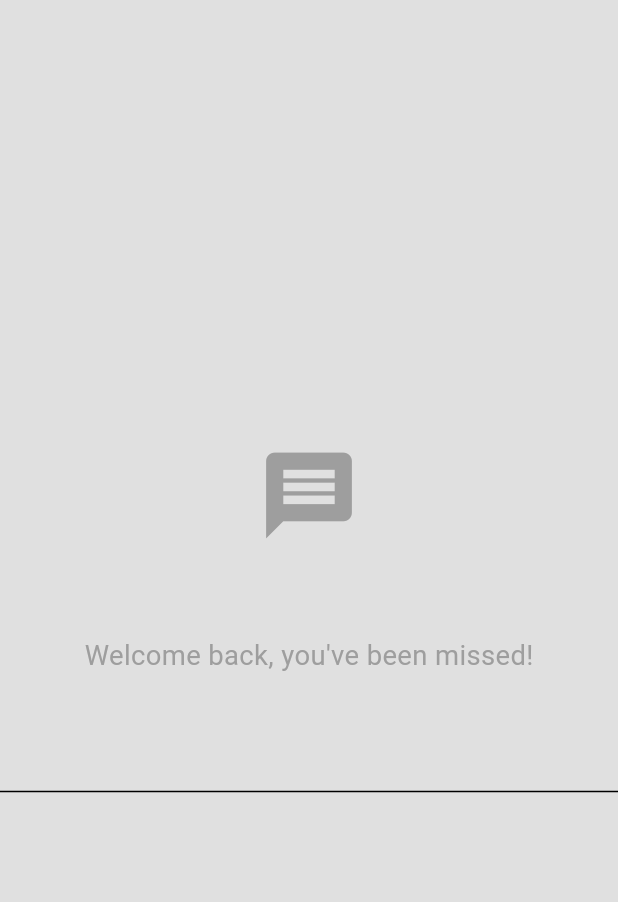
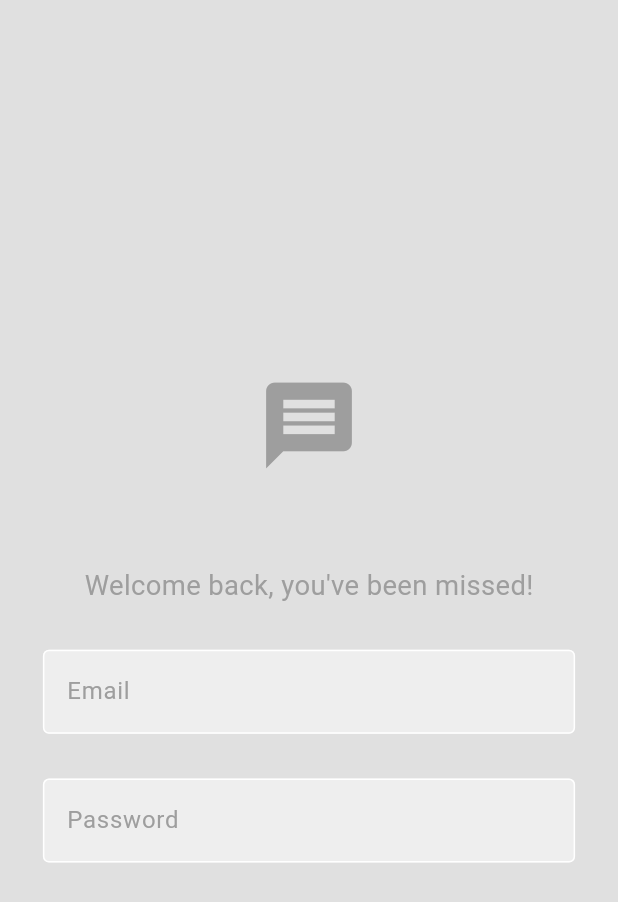
Before and after one commit to Sanjay-2001/flutter_firebase_chat_app, a Flutter app: the screen it shows after launch, on a phone screen of 412 x 824 dp. Shown: the top 902 px of the screen. Run offline on Flutter 3.47's test engine with Material 3 defaults, Android fonts, the phone set to English and light mode, and no system bars; our stand-ins replace flutter_screenutil.

Commit message:
DEV: login page ui and my textfield component

```diff
--- /dev/null
+++ b/lib/components/my_textfield.dart
@@ -0,0 +1,40 @@
+import 'package:flutter/material.dart';
+import 'package:flutter_screenutil/flutter_screenutil.dart';
+
+class MyTextfield extends StatelessWidget {
+  final String hintText;
+  final bool? obscureText;
+  final TextEditingController controller;
+
+  const MyTextfield({
+    super.key,
+    required this.hintText,
+    this.obscureText = false,
+    required this.controller,
+  });
+
+  @override
+  Widget build(BuildContext context) {
+    ColorScheme colorScheme = Theme.of(context).colorScheme;
+
+    return Padding(
+      padding: EdgeInsets.symmetric(horizontal: 25.w),
+      child: TextField(
+        obscureText: obscureText ?? false,
+        controller: controller,
+        decoration: InputDecoration(
+          enabledBorder: OutlineInputBorder(
+            borderSide: BorderSide(color: colorScheme.tertiary),
+          ),
+          focusedBorder: OutlineInputBorder(
+            borderSide: BorderSide(color: colorScheme.primary),
+          ),
+          fillColor: colorScheme.secondary,
+          filled: true,
+          hintText: hintText,
+          hintStyle: TextStyle(color: colorScheme.primary),
+        ),
+      ),
+    );
+  }
+}
--- a/lib/pages/login_page.dart
+++ b/lib/pages/login_page.dart
@@ -1,3 +1,4 @@
+import 'package:firebase_chat_app/components/my_textfield.dart';
 import 'package:flutter/material.dart';
 import 'package:flutter_screenutil/flutter_screenutil.dart';
 
@@ -9,29 +10,31 @@ class LoginPage extends StatefulWidget {
 }
 
 class _LoginPageState extends State<LoginPage> {
+  final TextEditingController _emailController = TextEditingController();
+  final TextEditingController _passwordController = TextEditingController();
   @override
   Widget build(BuildContext context) {
+    ColorScheme colorScheme = Theme.of(context).colorScheme;
     return Scaffold(
-      backgroundColor: Theme.of(context).colorScheme.background,
+      backgroundColor: colorScheme.background,
       body: Center(
         child: Column(
           mainAxisAlignment: MainAxisAlignment.center,
           children: [
-            Icon(
-              Icons.message,
-              size: 60.w,
-              color: Theme.of(context).colorScheme.primary,
-            ),
+            Icon(Icons.message, size: 60.w, color: colorScheme.primary),
             SizedBox(height: 50.h),
             Text(
               "Welcome back, you've been missed!",
-              style: TextStyle(
-                color: Theme.of(context).colorScheme.primary,
-                fontSize: 16.sp,
-              ),
+              style: TextStyle(color: colorScheme.primary, fontSize: 16.sp),
             ),
             SizedBox(height: 25.h),
-            TextField(),
+            MyTextfield(hintText: 'Email', controller: _emailController),
+            SizedBox(height: 25.h),
+            MyTextfield(
+              hintText: 'Password',
+              controller: _passwordController,
+              obscureText: true,
+            ),
           ],
         ),
       ),
```
